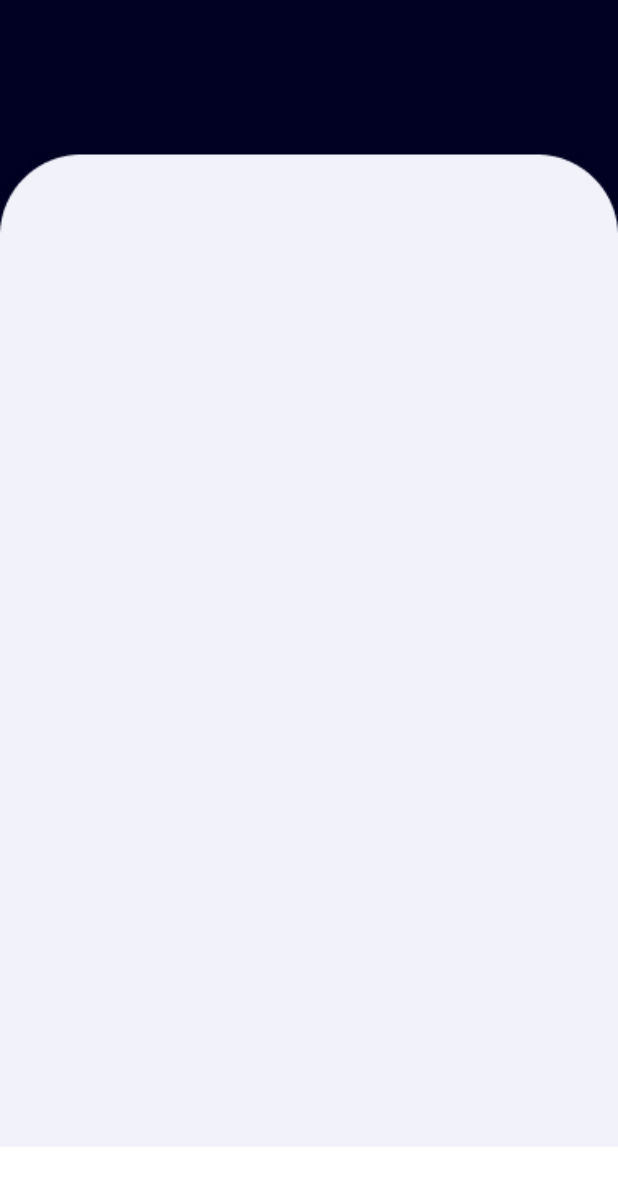
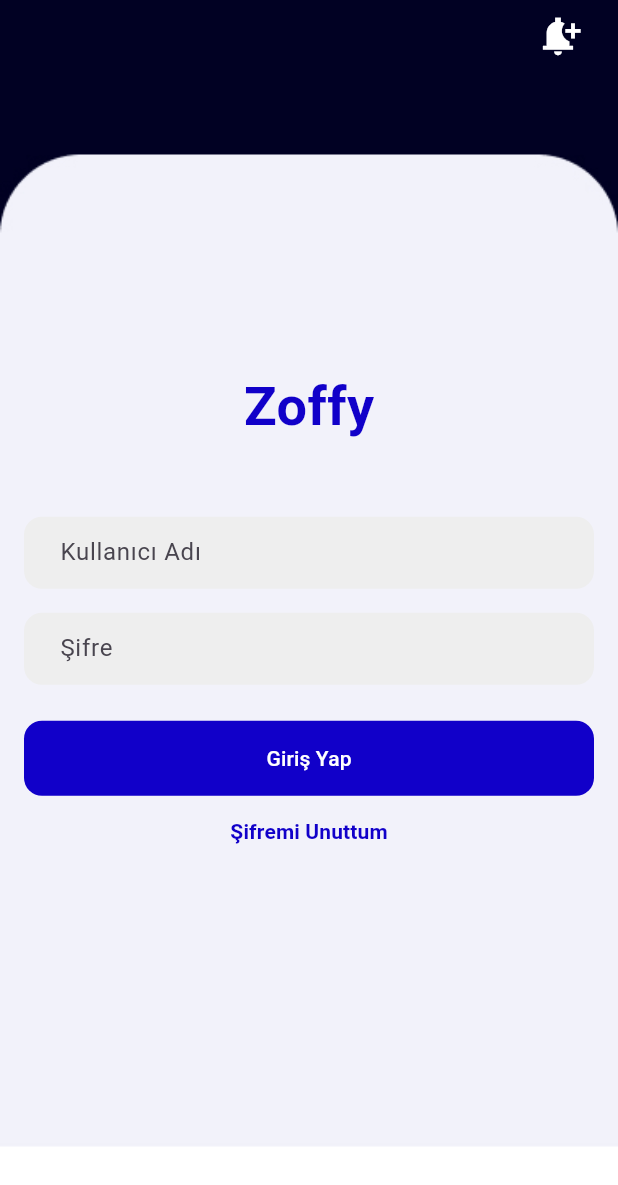
Before and after one commit to YunusBilcan/zoffy, a Flutter app: the screen it shows after launch, on a phone screen of 412 x 824 dp. Shown: the top 1185 px of the screen. Run offline on Flutter 3.47's test engine with Material 3 defaults, Android fonts, the phone set to English and light mode, and no system bars.

Commit message:
update login screen UI

```diff
--- a/mobile/lib/screens/login_screen.dart
+++ b/mobile/lib/screens/login_screen.dart
@@ -6,19 +6,110 @@ class LoginScreen extends StatefulWidget {
 }
 
 class _LoginScreenState extends State<LoginScreen> {
-
+  final _usernameController = TextEditingController();
+  final _passwordController = TextEditingController();
 
   @override
   Widget build(BuildContext context) {
     return Scaffold(
-      body: Container(
-        decoration: BoxDecoration(
-          image: DecorationImage(
-            image: AssetImage('lib/assets/login_screen_background.jpg'),
-            fit: BoxFit.cover,
+      body: Stack(
+        children: [
+          Container(
+            decoration: BoxDecoration(
+              image: DecorationImage(
+                image: AssetImage('lib/assets/login_screen_background.jpg'),
+                fit: BoxFit.cover,
+              ),
+            ),
           ),
+          Positioned(
+            top: MediaQuery.of(context).padding.top,
+            right: 16.0,
+            child: IconButton(
+              icon: Icon(Icons.notification_add_sharp, color: Colors.white, size: 30.0),
+              onPressed: () {
+
+              },
+            ),
+          ),
+          Padding(
+            padding: const EdgeInsets.all(16.0),
+            child: Column(
+              mainAxisSize: MainAxisSize.min,
+              children: <Widget>[
+                Spacer(),
+                Text(
+                  'Zoffy',
+                  style: TextStyle(
+                    fontSize: 36.0,
+                    fontWeight: FontWeight.bold,
+                    color: Color.fromARGB(255, 17, 0, 201),
+                  ),
+                ),
+                SizedBox(height: 48.0),
+                _buildTextField(_usernameController, 'Kullanıcı Adı'),
+                SizedBox(height: 16.0),
+                _buildTextField(_passwordController, 'Şifre', isPassword: true),
+                SizedBox(height: 24.0),
+                _buildLoginButton(),
+                _buildFlatButton('Şifremi Unuttum', onTap: () {
+
+                }),
+                Spacer(),
+              ],
+            ),
+          ),
+        ],
+      ),
+    );
+  }
+
+
+  Widget _buildTextField(TextEditingController controller, String label, {bool isPassword = false}) {
+    return TextField(
+      controller: controller,
+      obscureText: isPassword,
+      decoration: InputDecoration(
+        hintText: label,
+        filled: true,
+        fillColor: Colors.grey[200],
+        border: OutlineInputBorder(
+          borderRadius: BorderRadius.circular(12.0),
+          borderSide: BorderSide.none,
         ),
-        child: Center(
+        contentPadding: EdgeInsets.symmetric(horizontal: 20.0),
+      ),
+      style: TextStyle(fontSize: 16.0),
+    );
+  }
+
+  Widget _buildLoginButton() {
+    return ElevatedButton(
+      onPressed: () {
+        //
+      },
+      child: Text('Giriş Yap'),
+      style: ElevatedButton.styleFrom(
+        foregroundColor: Colors.white,
+        backgroundColor: Color.fromARGB(255, 17, 0, 201),
+        minimumSize: Size(double.infinity, 50),
+        shape: RoundedRectangleBorder(
+          borderRadius: BorderRadius.circular(12.0),
+        ),
+        elevation: 0,
+        padding: EdgeInsets.symmetric(vertical: 12.0),
+      ),
+    );
+  }
+
+  Widget _buildFlatButton(String text, {required VoidCallback onTap}) {
+    return TextButton(
+      onPressed: onTap,
+      child: Text(
+        text,
+        style: TextStyle(
+          color: Color.fromARGB(255, 17, 0, 201),
+          fontWeight: FontWeight.bold,
         ),
       ),
     );
```
